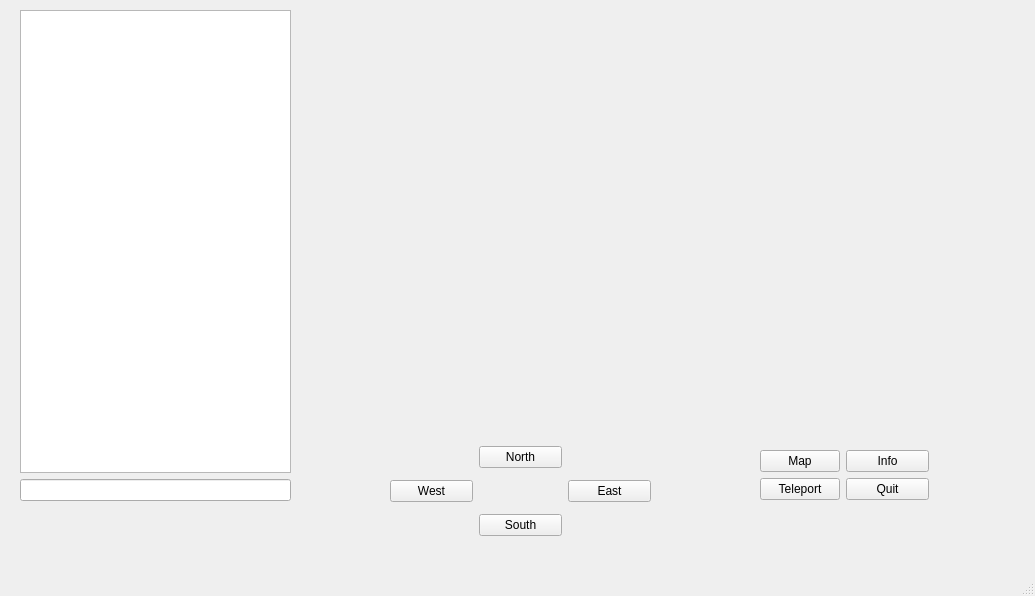
DavidWalshCode/Gork, file mainwindow.ui: the form before one commit.
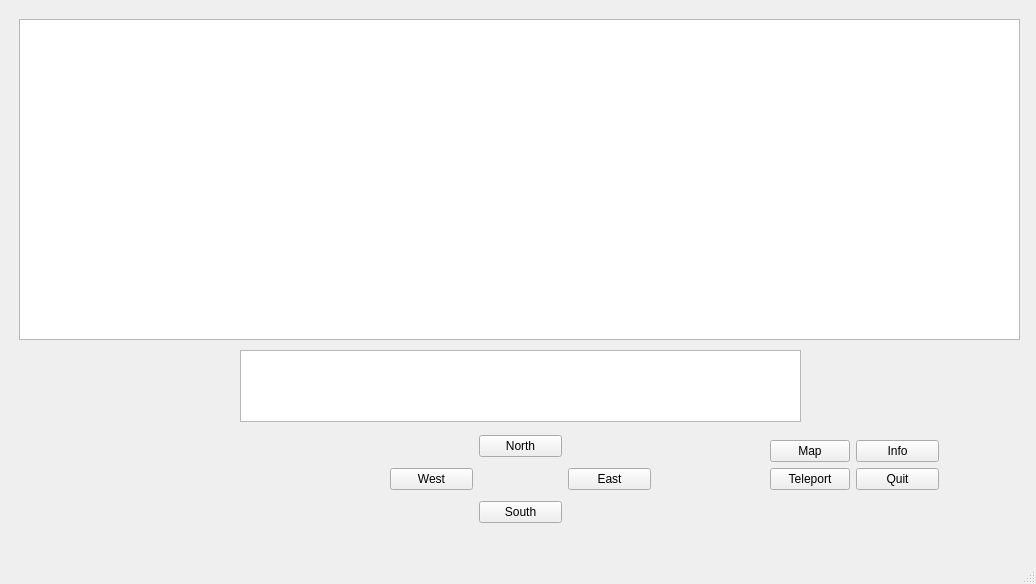
The form after the commit.

Diff of the .ui file:
```diff
--- a/mainwindow.ui
+++ b/mainwindow.ui
@@ -6,8 +6,8 @@
    <rect>
     <x>0</x>
     <y>0</y>
-    <width>1035</width>
-    <height>596</height>
+    <width>1036</width>
+    <height>584</height>
    </rect>
   </property>
   <property name="windowTitle">
@@ -21,9 +21,9 @@
     <property name="geometry">
      <rect>
       <x>390</x>
-      <y>440</y>
+      <y>430</y>
       <width>261</width>
-      <height>103</height>
+      <height>101</height>
      </rect>
     </property>
     <layout class="QGridLayout" name="gridLayout">
@@ -57,59 +57,16 @@
      </item>
     </layout>
    </widget>
-   <widget class="QWidget" name="verticalLayoutWidget">
-    <property name="geometry">
-     <rect>
-      <x>20</x>
-      <y>10</y>
-      <width>271</width>
-      <height>491</height>
-     </rect>
-    </property>
-    <layout class="QVBoxLayout" name="verticalLayout">
-     <item>
-      <widget class="QTextEdit" name="outputConsole"/>
-     </item>
-     <item>
-      <widget class="QLineEdit" name="lineEdit"/>
-     </item>
-    </layout>
-   </widget>
-   <widget class="QWidget" name="horizontalLayoutWidget">
-    <property name="geometry">
-     <rect>
-      <x>330</x>
-      <y>30</y>
-      <width>701</width>
-      <height>401</height>
-     </rect>
-    </property>
-    <layout class="QHBoxLayout" name="horizontalLayout"/>
-   </widget>
    <widget class="QWidget" name="formLayoutWidget">
     <property name="geometry">
      <rect>
-      <x>760</x>
-      <y>450</y>
+      <x>770</x>
+      <y>440</y>
       <width>169</width>
       <height>74</height>
      </rect>
     </property>
     <layout class="QFormLayout" name="formLayout">
-     <item row="2" column="0">
-      <widget class="QPushButton" name="teleportButton">
-       <property name="text">
-        <string>Teleport</string>
-       </property>
-      </widget>
-     </item>
-     <item row="2" column="1">
-      <widget class="QPushButton" name="quitButton">
-       <property name="text">
-        <string>Quit</string>
-       </property>
-      </widget>
-     </item>
      <item row="0" column="0">
       <widget class="QPushButton" name="mapButton">
        <property name="text">
@@ -124,6 +81,50 @@
        </property>
       </widget>
      </item>
+     <item row="2" column="0">
+      <widget class="QPushButton" name="teleportButton">
+       <property name="text">
+        <string>Teleport</string>
+       </property>
+      </widget>
+     </item>
+     <item row="2" column="1">
+      <widget class="QPushButton" name="quitButton">
+       <property name="text">
+        <string>Quit</string>
+       </property>
+      </widget>
+     </item>
+    </layout>
+   </widget>
+   <widget class="QWidget" name="verticalLayoutWidget">
+    <property name="geometry">
+     <rect>
+      <x>19</x>
+      <y>19</y>
+      <width>1001</width>
+      <height>321</height>
+     </rect>
+    </property>
+    <layout class="QVBoxLayout" name="verticalLayout">
+     <item>
+      <widget class="QTextEdit" name="outputConsole"/>
+     </item>
+    </layout>
+   </widget>
+   <widget class="QWidget" name="verticalLayoutWidget_2">
+    <property name="geometry">
+     <rect>
+      <x>240</x>
+      <y>350</y>
+      <width>561</width>
+      <height>72</height>
+     </rect>
+    </property>
+    <layout class="QVBoxLayout" name="verticalLayout_2">
+     <item>
+      <widget class="QTextEdit" name="inputConsole"/>
+     </item>
     </layout>
    </widget>
   </widget>
@@ -132,7 +133,7 @@
     <rect>
      <x>0</x>
      <y>0</y>
-     <width>1035</width>
+     <width>1036</width>
      <height>21</height>
     </rect>
    </property>
```
